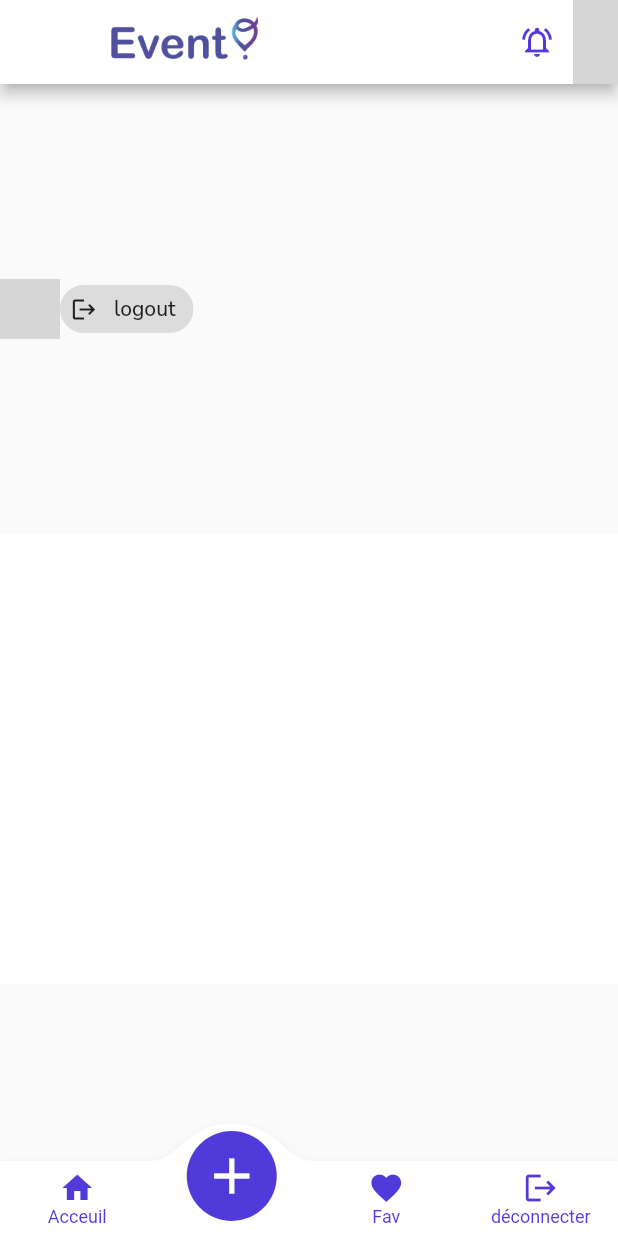
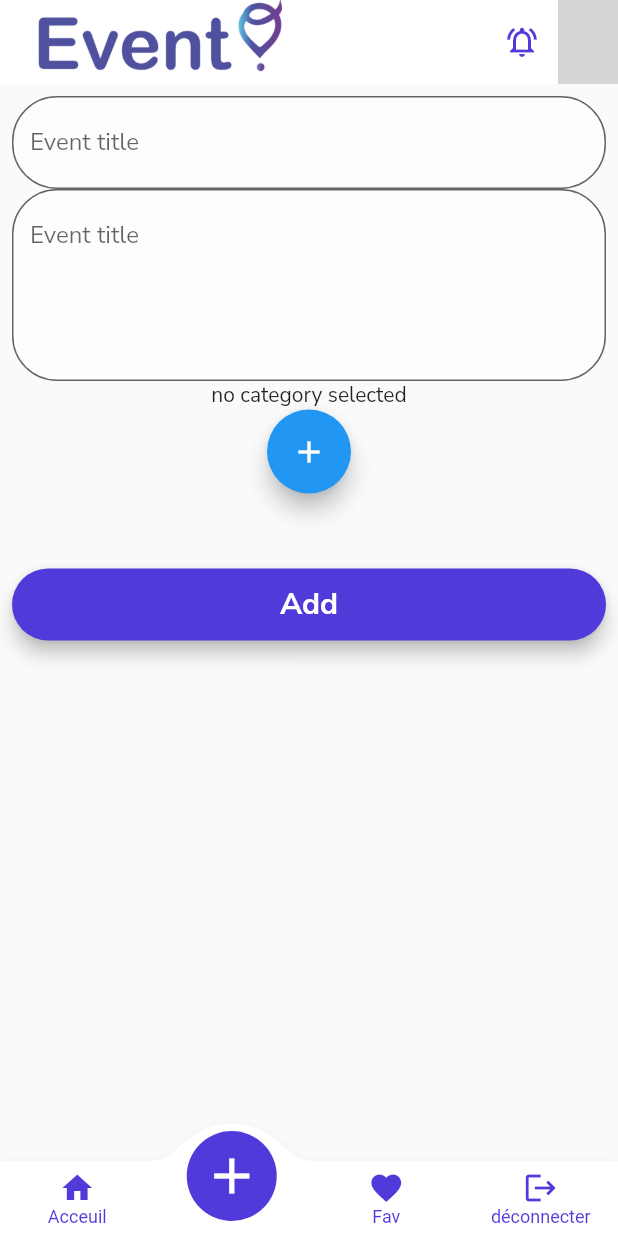
Before and after one commit to KawtherGacem/Evento, a Flutter app: the Dashboard screen opened directly with empty values, item 2 of the bottom bar chosen, on a phone screen of 412 x 824 dp. Run offline on Flutter 3.47's test engine with Material 2 defaults, Android fonts, the light colour scheme and no system bars; drawn by our look-alikes of convex_bottom_bar; our stand-ins replace cloud_firestore, firebase_auth, firebase_core, flutter_screenutil, fluttertoast, font_awesome_flutter and 5 more; missing offline and left inert: dart:ffi, filter_list; accounts and stored records are empty; network calls fail; grey boxes are pictures that could not be loaded.

Commit message:
add event functionality

```diff
--- /dev/null
+++ b/lib/addEvent.dart
@@ -0,0 +1,173 @@
+import 'package:evetoapp/controllers/addEventController.dart';
+import 'package:filter_list/filter_list.dart';
+import 'package:firebase_auth/firebase_auth.dart';
+import 'package:flutter/cupertino.dart';
+import 'package:flutter/material.dart';
+import 'package:fluttertoast/fluttertoast.dart';
+import 'package:get/get.dart';
+
+class addEvent extends StatefulWidget {
+  const addEvent({Key? key}) : super(key: key);
+
+  @override
+  State<addEvent> createState() => _addEventState();
+}
+
+class SelectedListController extends GetxController{
+  var selectedList = List<String>.empty(growable: true).obs;
+}
+
+class _addEventState extends State<addEvent> {
+  static final TextEditingController titleController = TextEditingController();
+  static final TextEditingController descriptionController = TextEditingController();
+  final _auth = FirebaseAuth.instance;
+  addEventController eventController= addEventController();
+
+  @override
+  void initState() {
+    controller.selectedList=List<String>.empty(growable: true).obs;
+    super.initState();
+  }
+
+  var controller = Get.put(SelectedListController());
+
+  @override
+  Widget build(BuildContext context) {
+
+
+   final titleField= TextFormField(
+      autofocus: false,
+      controller: titleController,
+      keyboardType: TextInputType.text,
+      // validator: ,
+      cursorColor: const Color(0xFF513ADA),
+      onSaved: (value){
+        if (value != null) {
+          titleController.text = value;
+        }
+      },
+      textInputAction: TextInputAction.next,
+      decoration: InputDecoration(
+          filled: true,
+          fillColor: Colors.white54,
+          hintText: "Event title",
+          focusedBorder: OutlineInputBorder(
+            borderRadius: BorderRadius.circular(30),
+            borderSide: const BorderSide(color: Color(0xFF513ADA)),
+          ),
+          border: OutlineInputBorder(
+            borderRadius: BorderRadius.circular(30),
+          )
+      ),
+    );
+
+   final descriptionField= TextField(
+
+     autofocus: false,
+     controller: descriptionController,
+     keyboardType: TextInputType.multiline,
+     minLines: 4,
+     maxLines: null,
+     // validator: ,
+     cursorColor: const Color(0xFF513ADA),
+     onSubmitted: (value){
+       if (value != null) {
+         descriptionController.text = value;
+       }
+     },
+     textInputAction: TextInputAction.next,
+     decoration: InputDecoration(
+         filled: true,
+         fillColor: Colors.white54,
+         hintText: "Event title",
+         focusedBorder: OutlineInputBorder(
+           borderRadius: BorderRadius.circular(30),
+           borderSide: const BorderSide(color: Color(0xFF513ADA)),
+         ),
+         border: OutlineInputBorder(
+           borderRadius: BorderRadius.circular(30),
+         )
+     ),
+   );
+    List<String> categoryList = ["computer science","biology","art","music",
+      "medicine","electronics"];
+
+
+   void openFilterDialog(BuildContext context) async {
+     await FilterListDialog.display<String>(
+       context,
+       listData: categoryList,
+       selectedListData: controller.selectedList,
+       headlineText: "Choose event category",
+
+       choiceChipLabel: (item) {
+         /// Used to display text on chip
+         return item;
+       },
+       validateSelectedItem: (list, val) => list!.contains(val),
+       onItemSearch: (category, query) {
+         return category.toLowerCase().contains(query.toLowerCase());
+       },
+       onApplyButtonClick: (list) {
+         controller.selectedList.value = List<String>.from(list!);
+         Get.back();
+       },
+     );
+   }
+
+
+   return Container(
+      child: SingleChildScrollView(
+        child: Padding(
+          padding: const EdgeInsets.all(8.0),
+          child: Column(
+            mainAxisAlignment: MainAxisAlignment.center,
+            crossAxisAlignment: CrossAxisAlignment.center,
+            children: [
+              titleField,
+              Container(
+                  child: descriptionField),
+              Obx(()=> controller.selectedList.value.length==0 ? Text("no category selected")
+                  :Wrap(
+                children:
+                  controller.selectedList.map((String e) =>
+                    Padding(
+                      padding: const EdgeInsets.all(8),
+                      child: Chip(
+                        label: Text(e),
+                      ),
+                    )).toList()
+
+              )),
+              FloatingActionButton(
+
+                onPressed: () { openFilterDialog(context); },
+                child: Icon(Icons.add),
+              ),
+              SizedBox(
+                height: 50,
+              ),
+              Material(
+                elevation: 5,
+                borderRadius: BorderRadius.circular(30),
+                color: const Color(0xFF513ADA),
+                child: MaterialButton(
+                  minWidth: MediaQuery.of(context).size.width,
+                  onPressed: (){
+                      eventController.addNewEvent(titleController.text,descriptionController.text,controller.selectedList,_auth.currentUser?.uid);
+                      Fluttertoast.showToast(msg: "Event added");
+
+                  },
+                  child: Text("Add",textAlign: TextAlign.center,style: TextStyle(
+                    fontSize:20 ,color: const Color(0xFFFFFFFF),fontWeight: FontWeight.bold,
+                  )),
+                ),
+              )
+
+            ],
+          ),
+        ),
+      )
+    );
+  }
+}
--- /dev/null
+++ b/lib/controllers/addEventController.dart
@@ -0,0 +1,20 @@
+import 'package:cloud_firestore/cloud_firestore.dart';
+import 'package:evetoapp/addEvent.dart';
+
+class addEventController {
+
+  final firestoreInstance = FirebaseFirestore.instance;
+
+   void addNewEvent(String title,String description,List<String> list,String? uid) {
+    firestoreInstance.collection("events").add(
+        {
+          "title" : title,
+          "description" : description,
+          "uid" : uid,
+          "category" : list
+        }).then((value){
+      print(value.id);
+    });
+  }
+
+}
--- a/lib/dashboard.dart
+++ b/lib/dashboard.dart
@@ -1,4 +1,5 @@
 import 'package:convex_bottom_bar/convex_bottom_bar.dart';
+import 'package:evetoapp/addEvent.dart';
 import 'package:evetoapp/homePage.dart';
 import 'package:evetoapp/models/users/User.dart';
 import 'package:firebase_auth/firebase_auth.dart';
@@ -36,7 +37,7 @@ class _DashboardState extends State<Dashboard> {
   }
   List<Widget> listWidgets = [
     HomePage(),
-    HomePage(),
+    addEvent(),
     HomePage(),
     HomePage(),
   ];
@@ -44,13 +45,18 @@ class _DashboardState extends State<Dashboard> {
   Widget build(BuildContext context) {
     return Scaffold(
         body:Column( children:[
-          loggedInUser(),
+          // loggedInUser(),
           listWidgets[selectedIndex]]),
         appBar: AppBar(
+          leadingWidth: 200,
+          leading: Container(
+            margin: EdgeInsets.only(left: 10),
+            child: Image.asset("assets/logotwil.png"),
+          ),
+          elevation: 0,
           backgroundColor: Colors.white,
-      title: Image.asset("assets/logotwil.png",
-        height: 90.0,
-        width: 100.0,),
+          // title: ,
+          //   ,
           actions: <Widget>[
             IconButton(
               icon: Icon(
@@ -59,8 +65,9 @@ class _DashboardState extends State<Dashboard> {
               ), onPressed: () {  },
             ),
             CircleAvatar(
-          backgroundImage: AssetImage("assets/avatar.JPG"),
-          radius: 15,
+              radius: 20,
+              backgroundImage: Image.network(_user.photoURL ?? "").image,
+
             ),
           ],
 
@@ -88,7 +95,7 @@ class _DashboardState extends State<Dashboard> {
   }
   Widget loggedInUser() {
     return SizedBox(
-      height: 300,
+      height: 100,
       child: Row(
         children: [
           CircleAvatar(
--- a/lib/homePage.dart
+++ b/lib/homePage.dart
@@ -14,7 +14,6 @@ class _HomePageState extends State<HomePage>  {
   @override
   Widget build(BuildContext context) {
     return Container(
-      height: 300,
       color: Colors.white,
     );
     // TODO: implement build
--- a/lib/main.dart
+++ b/lib/main.dart
@@ -1,12 +1,10 @@
 import 'package:evetoapp/controllers/loginController.dart';
-import 'package:evetoapp/dashboard.dart';
 import "package:firebase_core/firebase_core.dart";
 import 'package:flutter/material.dart';
 import 'package:flutter_screenutil/flutter_screenutil.dart';
+import 'package:get/get_navigation/src/root/get_material_app.dart';
 import 'package:google_fonts/google_fonts.dart';
 import 'package:lottie/lottie.dart';
-import 'package:provider/provider.dart';
-import 'login.dart';
 
 Future<void> main() async {
   WidgetsFlutterBinding.ensureInitialized();
@@ -14,78 +12,9 @@ Future<void> main() async {
   runApp(MyApp());
 }
 
-  /*class MyApp extends StatelessWidget {
-  // This widget is the root of your application.
-  @override
-  Widget build(BuildContext context) {
-    return ScreenUtilInit(
-      designSize: Size(1080,2280),
-      builder: (context) {
-        return MultiProvider(
-          providers: [
-            ChangeNotifierProvider(
-              create: (context)=> GoogleLoginController(),
-              child: Login(),
-            )
-          ],
-          child: MaterialApp(
-            debugShowCheckedModeBanner: false,
-            theme: ThemeData(
-                textTheme:GoogleFonts.nunitoSansTextTheme(
-                  Theme.of(context).textTheme,
-                )
-            ),
-            home: const Login(),
-          ),
-        );
-      },
-    );
-  }
-}
+class MyApp extends StatelessWidget {
+  const MyApp({Key? key}) : super(key: key);
 
-class splashscreen extends StatefulWidget {
-  //new class for splashscreen
-  const splashscreen({required Key key}) : super(key: key);
-
-  @override
-  _splashscreenState createState() => _splashscreenState();
-}
-
-class _splashscreenState extends State<splashscreen> {
-  @override
-  void initState() {
-    Future.delayed(Duration(seconds: 8), () {
-      //her duration is 6s
-      Navigator.pushReplacement(
-          context, MaterialPageRoute(builder: (context) => Login()));
-      //move it to dashboard screen
-    });
-    // TODO: implement initState
-    super.initState();
-  }
-
-  @override
-  Widget build(BuildContext context) {
-    return Scaffold(
-      backgroundColor: Colors.grey,
-      body: SingleChildScrollView(
-        child: Container(
-          margin: EdgeInsets.all(10.0),
-          child: Column(
-            mainAxisAlignment: MainAxisAlignment.center,
-            crossAxisAlignment: CrossAxisAlignment.center,
-            children: [
-              Lottie.asset('assets/logoanime.json'),
-            ],
-          ),
-        ),
-      ),
-    );
-  }
-}*/
-
-
-class MyApp extends StatelessWidget {
 
   // This widget is the root of your application.
   @override
@@ -93,7 +22,7 @@ class MyApp extends StatelessWidget {
     return ScreenUtilInit(
       designSize: Size(1080,2280),
       builder: (context) {
-        return MaterialApp(
+        return GetMaterialApp(
             debugShowCheckedModeBanner: false,
             theme: ThemeData(
                 textTheme:GoogleFonts.nunitoSansTextTheme(
@@ -136,7 +65,7 @@ class _splashscreenState extends State<splashscreen> {
                } else if (snapshot.connectionState == ConnectionState.done) {
                  return Container();
                }
-               return CircularProgressIndicator(
+               return const CircularProgressIndicator(
                  valueColor: AlwaysStoppedAnimation<Color>(
                    Color(0xFF513ADA),
                  ),
--- /dev/null
+++ b/lib/models/Event.dart
@@ -0,0 +1,15 @@
+class Event {
+  String? id;
+  String? title;
+  String? description;
+  String? uid;
+  // String? date;
+  // String? time;
+  // String? address;
+  // String? photo;
+  // String? inscriptionUrl;
+  // String? nbrInterested;
+  // String? category;
+  // String? organizer;
+
+}
--- a/lib/models/users/User.dart
+++ b/lib/models/users/User.dart
@@ -1,46 +1,59 @@
+import 'dart:ffi';
+
 class UserModel {
   String? uid;
   String? email;
-  String? firstName;
-  String? lastName;
+  String? fullName;
+  String? userName;
   String? photoURL;
-
-  UserModel({this.uid, this.email, this.firstName, this.lastName,this.photoURL});
+  Array? category;
 
 
-  factory UserModel.fromMap(map){
-    return UserModel(
-      uid: map('uid'),
-      email: map('email'),
-      firstName: map('firstName'),
-      lastName: map('lastName')
-    );
-  }
+  UserModel({this.uid, this.email, this.fullName, this.userName,this.photoURL});
+
+  String? get _uid => uid;
+  String? get _email  => email;
+  String? get _fullName => fullName;
+  String? get _userName => userName;
+  String? get _photoURL => photoURL;
+
+
+
+  //
+  // factory UserModel.fromMap(map){
+  //   return UserModel(
+  //     uid: map('uid'),
+  //     email: map('email'),
+  //     firstName: map('firstName'),
+  //     lastName: map('lastName')
+  //   );
+  // }
 
   Map<String,dynamic> toMap(){
     return {
       'uid': uid,
       'email': email,
-      'firstName': firstName,
-      'lastName': lastName
+      'fullName': fullName,
+      'userName': userName
     };
   }
 
-  UserModel.fromJson(Map<String,dynamic> json){
-    firstName = json["firstname"];
-    lastName = json["lastName"];
-    email = json["email"];
-    photoURL = json["photoURL"];
-  }
 
-  Map<String,dynamic> toJson(){
-    final Map<String,dynamic> data = new Map<String,dynamic>();
-    data["firstname"]= this.firstName;
-    data["lastname"]= this.firstName;
-    data["email"]= this.firstName;
-    data["photoURL"]= this.firstName;
+  // UserModel.fromJson(Map<String,dynamic> json){
+  //   firstName = json["firstname"];
+  //   lastName = json["lastName"];
+  //   email = json["email"];
+  //   photoURL = json["photoURL"];
+  // }
 
-    return data;
-  }
+  // Map<String,dynamic> toJson(){
+  //   final Map<String,dynamic> data = new Map<String,dynamic>();
+  //   data["firstname"]= this.firstName;
+  //   data["lastname"]= this.firstName;
+  //   data["email"]= this.firstName;
+  //   data["photoURL"]= this.firstName;
+  //
+  //   return data;
+  // }
 
 }
--- a/pubspec.yaml
+++ b/pubspec.yaml
@@ -46,6 +46,10 @@ dependencies:
   google_sign_in: ^5.3.0
   flutter_facebook_auth: ^4.3.0
   font_awesome_flutter: ^10.1.0
+  firebase_storage: ^10.2.14
+  filter_list: ^1.0.1
+  get: ^4.6.1
+
 
 dev_dependencies:
   flutter_test:
```
Also changed, not shown: lib/controllers/loginController.dart (+41 -2 lines), lib/profile.dart (added, +25 -0 lines), lib/signUp.dart (+35 -19 lines), pubspec.lock. Lines whose indentation alone changed are shown as unchanged.
